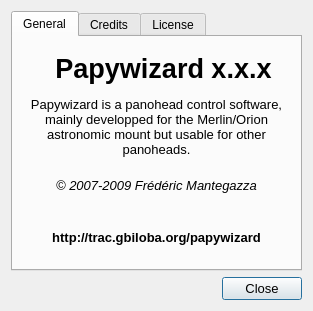
This is papywizard/view/helpAboutDialog.ui in bingostar89/Papywizard as Qt 5 draws it before an edit. The edited form follows.
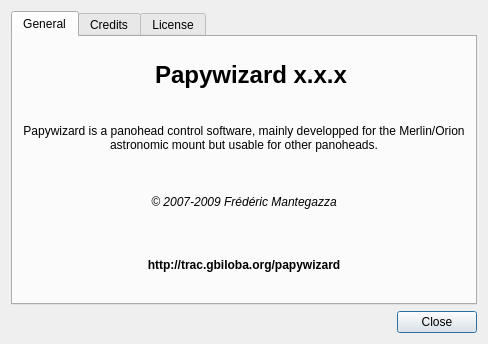
This is the edited form. Icons and pictures are not drawn.

Patch:
```diff
--- a/papywizard/view/helpAboutDialog.ui
+++ b/papywizard/view/helpAboutDialog.ui
@@ -5,8 +5,8 @@
    <rect>
     <x>0</x>
     <y>0</y>
-    <width>313</width>
-    <height>311</height>
+    <width>488</width>
+    <height>344</height>
    </rect>
   </property>
   <property name="windowTitle" >
@@ -19,6 +19,9 @@
   <layout class="QVBoxLayout" name="verticalLayout" >
    <item>
     <widget class="QTabWidget" name="tabWidget" >
+     <property name="tabPosition" >
+      <enum>QTabWidget::North</enum>
+     </property>
      <property name="currentIndex" >
       <number>0</number>
      </property>
@@ -59,7 +62,7 @@
              </property>
              <property name="font" >
               <font>
-               <pointsize>20</pointsize>
+               <pointsize>18</pointsize>
                <weight>75</weight>
                <bold>true</bold>
               </font>
@@ -76,11 +79,6 @@
          </item>
          <item>
           <widget class="QLabel" name="label_3" >
-           <property name="font" >
-            <font>
-             <pointsize>10</pointsize>
-            </font>
-           </property>
            <property name="text" >
             <string>Papywizard is a panohead control software, mainly developped for the Merlin/Orion astronomic mount but usable for other panoheads.</string>
            </property>
@@ -102,7 +100,6 @@
           <widget class="QLabel" name="label_4" >
            <property name="font" >
             <font>
-             <pointsize>10</pointsize>
              <italic>true</italic>
             </font>
            </property>
@@ -121,7 +118,6 @@
           <widget class="QLabel" name="label_5" >
            <property name="font" >
             <font>
-             <pointsize>10</pointsize>
              <weight>75</weight>
              <bold>true</bold>
             </font>
@@ -279,11 +275,6 @@
    </item>
    <item>
     <widget class="QDialogButtonBox" name="buttonBox" >
-     <property name="font" >
-      <font>
-       <pointsize>10</pointsize>
-      </font>
-     </property>
      <property name="orientation" >
       <enum>Qt::Horizontal</enum>
      </property>
```
